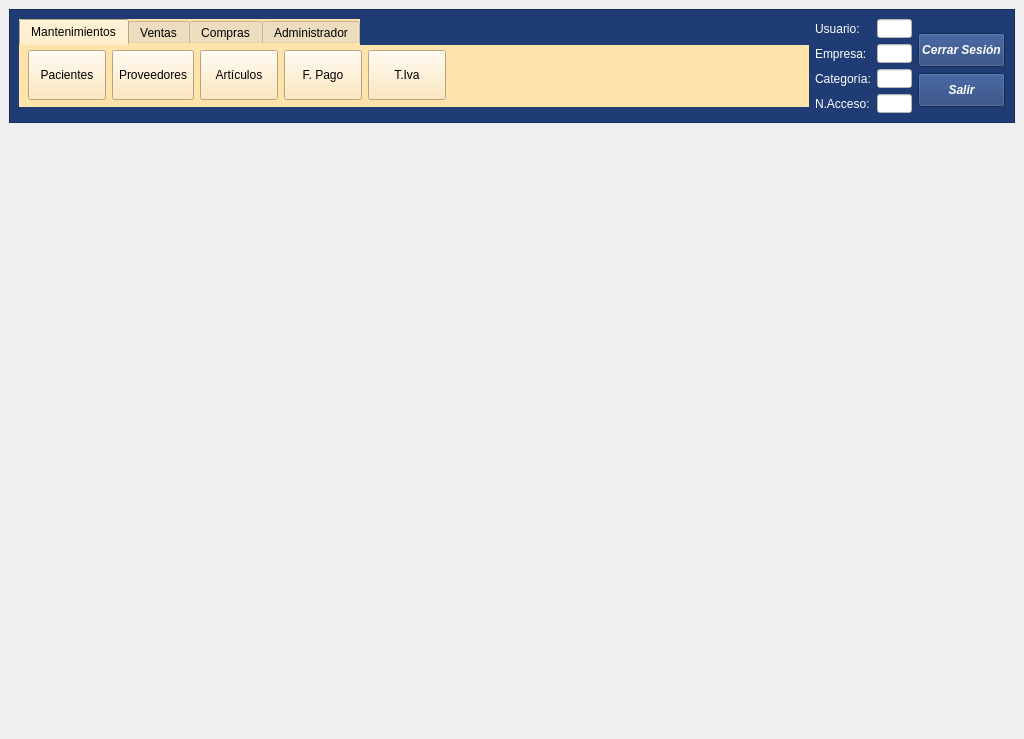
This is mainwindow.ui in arcnexus/RedFoX as Qt 5 draws it before an edit. The edited form follows.
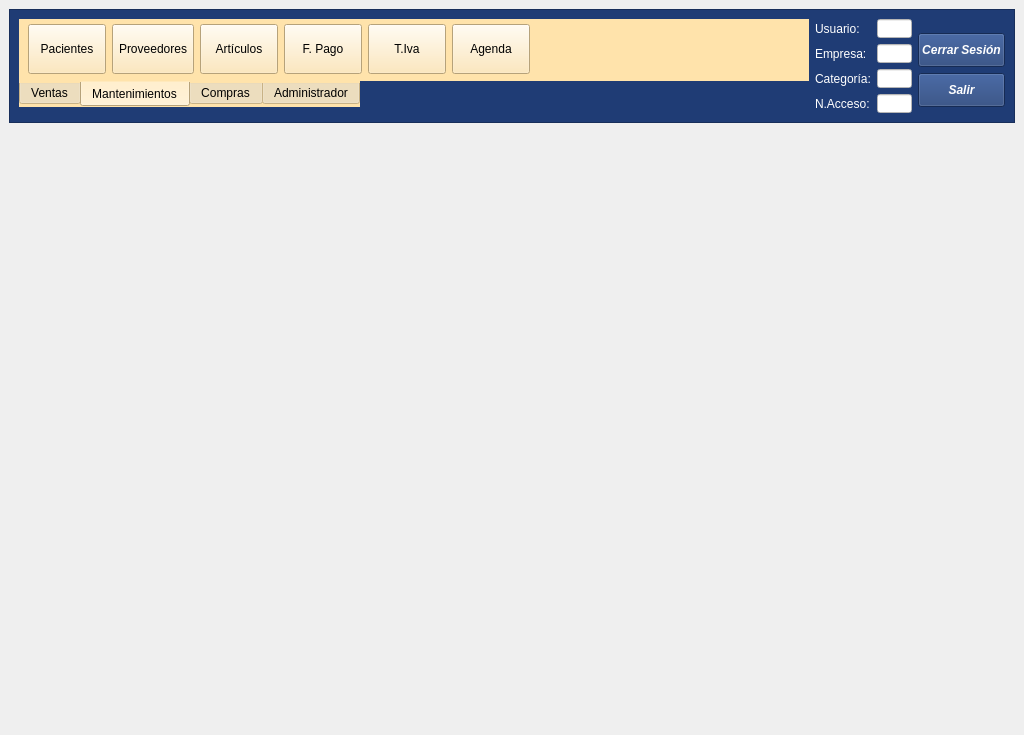
This is the edited form. Icons and pictures are not drawn.

Diff of the .ui file:
```diff
--- a/mainwindow.ui
+++ b/mainwindow.ui
@@ -7,7 +7,7 @@
     <x>0</x>
     <y>0</y>
     <width>1024</width>
-    <height>739</height>
+    <height>735</height>
    </rect>
   </property>
   <property name="sizePolicy">
@@ -774,7 +774,7 @@
 border-color: rgba(0, 0, 0, 0);</string>
          </property>
          <property name="tabPosition">
-          <enum>QTabWidget::North</enum>
+          <enum>QTabWidget::South</enum>
          </property>
          <property name="tabShape">
           <enum>QTabWidget::Rounded</enum>
@@ -785,177 +785,6 @@
          <property name="tabsClosable">
           <bool>false</bool>
          </property>
-         <widget class="QWidget" name="tabMantenimientos">
-          <attribute name="title">
-           <string>Mantenimientos</string>
-          </attribute>
-          <layout class="QGridLayout" name="gridLayout_2">
-           <property name="topMargin">
-            <number>5</number>
-           </property>
-           <item row="0" column="1">
-            <widget class="QToolButton" name="btnProveedores">
-             <property name="sizePolicy">
-              <sizepolicy hsizetype="Fixed" vsizetype="Preferred">
-               <horstretch>0</horstretch>
-               <verstretch>0</verstretch>
-              </sizepolicy>
-             </property>
-             <property name="minimumSize">
-              <size>
-               <width>0</width>
-               <height>50</height>
-              </size>
-             </property>
-             <property name="text">
-              <string>Proveedores</string>
-             </property>
-             <property name="icon">
-              <iconset resource="terra.qrc">
-               <normaloff>:/Icons/PNG/proveedores.png</normaloff>:/Icons/PNG/proveedores.png</iconset>
-             </property>
-             <property name="iconSize">
-              <size>
-               <width>24</width>
-               <height>24</height>
-              </size>
-             </property>
-             <property name="toolButtonStyle">
-              <enum>Qt::ToolButtonTextUnderIcon</enum>
-             </property>
-            </widget>
-           </item>
-           <item row="0" column="2">
-            <widget class="QToolButton" name="btnArticulos">
-             <property name="sizePolicy">
-              <sizepolicy hsizetype="Fixed" vsizetype="Preferred">
-               <horstretch>0</horstretch>
-               <verstretch>0</verstretch>
-              </sizepolicy>
-             </property>
-             <property name="minimumSize">
-              <size>
-               <width>78</width>
-               <height>50</height>
-              </size>
-             </property>
-             <property name="text">
-              <string>Artículos</string>
-             </property>
-             <property name="icon">
-              <iconset resource="terra.qrc">
-               <normaloff>:/Icons/PNG/articulos.png</normaloff>:/Icons/PNG/articulos.png</iconset>
-             </property>
-             <property name="iconSize">
-              <size>
-               <width>24</width>
-               <height>24</height>
-              </size>
-             </property>
-             <property name="toolButtonStyle">
-              <enum>Qt::ToolButtonTextUnderIcon</enum>
-             </property>
-            </widget>
-           </item>
-           <item row="0" column="0">
-            <widget class="QToolButton" name="btnClientes">
-             <property name="sizePolicy">
-              <sizepolicy hsizetype="Fixed" vsizetype="Preferred">
-               <horstretch>0</horstretch>
-               <verstretch>0</verstretch>
-              </sizepolicy>
-             </property>
-             <property name="minimumSize">
-              <size>
-               <width>78</width>
-               <height>50</height>
-              </size>
-             </property>
-             <property name="text">
-              <string>Pacientes</string>
-             </property>
-             <property name="icon">
-              <iconset resource="terra.qrc">
-               <normaloff>:/Icons/PNG/clientes.png</normaloff>:/Icons/PNG/clientes.png</iconset>
-             </property>
-             <property name="iconSize">
-              <size>
-               <width>24</width>
-               <height>24</height>
-              </size>
-             </property>
-             <property name="toolButtonStyle">
-              <enum>Qt::ToolButtonTextUnderIcon</enum>
-             </property>
-            </widget>
-           </item>
-           <item row="0" column="3">
-            <widget class="QToolButton" name="toolButton">
-             <property name="minimumSize">
-              <size>
-               <width>78</width>
-               <height>50</height>
-              </size>
-             </property>
-             <property name="text">
-              <string>F. Pago</string>
-             </property>
-             <property name="icon">
-              <iconset resource="terra.qrc">
-               <normaloff>:/Icons/PNG/Fp.png</normaloff>:/Icons/PNG/Fp.png</iconset>
-             </property>
-             <property name="iconSize">
-              <size>
-               <width>24</width>
-               <height>24</height>
-              </size>
-             </property>
-             <property name="toolButtonStyle">
-              <enum>Qt::ToolButtonTextUnderIcon</enum>
-             </property>
-            </widget>
-           </item>
-           <item row="0" column="5">
-            <spacer name="horizontalSpacer">
-             <property name="orientation">
-              <enum>Qt::Horizontal</enum>
-             </property>
-             <property name="sizeHint" stdset="0">
-              <size>
-               <width>40</width>
-               <height>20</height>
-              </size>
-             </property>
-            </spacer>
-           </item>
-           <item row="0" column="4">
-            <widget class="QToolButton" name="toolButton_2">
-             <property name="minimumSize">
-              <size>
-               <width>78</width>
-               <height>50</height>
-              </size>
-             </property>
-             <property name="text">
-              <string>T.Iva</string>
-             </property>
-             <property name="icon">
-              <iconset resource="terra.qrc">
-               <normaloff>:/Icons/PNG/iva3.png</normaloff>:/Icons/PNG/iva3.png</iconset>
-             </property>
-             <property name="iconSize">
-              <size>
-               <width>24</width>
-               <height>24</height>
-              </size>
-             </property>
-             <property name="toolButtonStyle">
-              <enum>Qt::ToolButtonTextUnderIcon</enum>
-             </property>
-            </widget>
-           </item>
-          </layout>
-         </widget>
          <widget class="QWidget" name="tabVentas">
           <property name="palette">
            <palette>
@@ -1252,6 +1081,203 @@
            </item>
           </layout>
          </widget>
+         <widget class="QWidget" name="tabMantenimientos">
+          <attribute name="title">
+           <string>Mantenimientos</string>
+          </attribute>
+          <layout class="QGridLayout" name="gridLayout_2">
+           <property name="topMargin">
+            <number>5</number>
+           </property>
+           <item row="0" column="0">
+            <widget class="QToolButton" name="btnClientes">
+             <property name="sizePolicy">
+              <sizepolicy hsizetype="Fixed" vsizetype="Preferred">
+               <horstretch>0</horstretch>
+               <verstretch>0</verstretch>
+              </sizepolicy>
+             </property>
+             <property name="minimumSize">
+              <size>
+               <width>78</width>
+               <height>50</height>
+              </size>
+             </property>
+             <property name="text">
+              <string>Pacientes</string>
+             </property>
+             <property name="icon">
+              <iconset resource="terra.qrc">
+               <normaloff>:/Icons/PNG/clientes.png</normaloff>:/Icons/PNG/clientes.png</iconset>
+             </property>
+             <property name="iconSize">
+              <size>
+               <width>24</width>
+               <height>24</height>
+              </size>
+             </property>
+             <property name="toolButtonStyle">
+              <enum>Qt::ToolButtonTextUnderIcon</enum>
+             </property>
+            </widget>
+           </item>
+           <item row="0" column="1">
+            <widget class="QToolButton" name="btnProveedores">
+             <property name="sizePolicy">
+              <sizepolicy hsizetype="Fixed" vsizetype="Preferred">
+               <horstretch>0</horstretch>
+               <verstretch>0</verstretch>
+              </sizepolicy>
+             </property>
+             <property name="minimumSize">
+              <size>
+               <width>0</width>
+               <height>50</height>
+              </size>
+             </property>
+             <property name="text">
+              <string>Proveedores</string>
+             </property>
+             <property name="icon">
+              <iconset resource="terra.qrc">
+               <normaloff>:/Icons/PNG/proveedores.png</normaloff>:/Icons/PNG/proveedores.png</iconset>
+             </property>
+             <property name="iconSize">
+              <size>
+               <width>24</width>
+               <height>24</height>
+              </size>
+             </property>
+             <property name="toolButtonStyle">
+              <enum>Qt::ToolButtonTextUnderIcon</enum>
+             </property>
+            </widget>
+           </item>
+           <item row="0" column="2">
+            <widget class="QToolButton" name="btnArticulos">
+             <property name="sizePolicy">
+              <sizepolicy hsizetype="Fixed" vsizetype="Preferred">
+               <horstretch>0</horstretch>
+               <verstretch>0</verstretch>
+              </sizepolicy>
+             </property>
+             <property name="minimumSize">
+              <size>
+               <width>78</width>
+               <height>50</height>
+              </size>
+             </property>
+             <property name="text">
+              <string>Artículos</string>
+             </property>
+             <property name="icon">
+              <iconset resource="terra.qrc">
+               <normaloff>:/Icons/PNG/articulos.png</normaloff>:/Icons/PNG/articulos.png</iconset>
+             </property>
+             <property name="iconSize">
+              <size>
+               <width>24</width>
+               <height>24</height>
+              </size>
+             </property>
+             <property name="toolButtonStyle">
+              <enum>Qt::ToolButtonTextUnderIcon</enum>
+             </property>
+            </widget>
+           </item>
+           <item row="0" column="3">
+            <widget class="QToolButton" name="toolButton">
+             <property name="minimumSize">
+              <size>
+               <width>78</width>
+               <height>50</height>
+              </size>
+             </property>
+             <property name="text">
+              <string>F. Pago</string>
+             </property>
+             <property name="icon">
+              <iconset resource="terra.qrc">
+               <normaloff>:/Icons/PNG/Fp.png</normaloff>:/Icons/PNG/Fp.png</iconset>
+             </property>
+             <property name="iconSize">
+              <size>
+               <width>24</width>
+               <height>24</height>
+              </size>
+             </property>
+             <property name="toolButtonStyle">
+              <enum>Qt::ToolButtonTextUnderIcon</enum>
+             </property>
+            </widget>
+           </item>
+           <item row="0" column="6">
+            <spacer name="horizontalSpacer">
+             <property name="orientation">
+              <enum>Qt::Horizontal</enum>
+             </property>
+             <property name="sizeHint" stdset="0">
+              <size>
+               <width>40</width>
+               <height>20</height>
+              </size>
+             </property>
+            </spacer>
+           </item>
+           <item row="0" column="4">
+            <widget class="QToolButton" name="toolButton_2">
+             <property name="minimumSize">
+              <size>
+               <width>78</width>
+               <height>50</height>
+              </size>
+             </property>
+             <property name="text">
+              <string>T.Iva</string>
+             </property>
+             <property name="icon">
+              <iconset resource="terra.qrc">
+               <normaloff>:/Icons/PNG/iva3.png</normaloff>:/Icons/PNG/iva3.png</iconset>
+             </property>
+             <property name="iconSize">
+              <size>
+               <width>24</width>
+               <height>24</height>
+              </size>
+             </property>
+             <property name="toolButtonStyle">
+              <enum>Qt::ToolButtonTextUnderIcon</enum>
+             </property>
+            </widget>
+           </item>
+           <item row="0" column="5">
+            <widget class="QToolButton" name="btnAgenda">
+             <property name="minimumSize">
+              <size>
+               <width>78</width>
+               <height>50</height>
+              </size>
+             </property>
+             <property name="text">
+              <string>Agenda</string>
+             </property>
+             <property name="icon">
+              <iconset resource="terra.qrc">
+               <normaloff>:/Icons/PNG/Calendar2.png</normaloff>:/Icons/PNG/Calendar2.png</iconset>
+             </property>
+             <property name="iconSize">
+              <size>
+               <width>24</width>
+               <height>24</height>
+              </size>
+             </property>
+             <property name="toolButtonStyle">
+              <enum>Qt::ToolButtonTextUnderIcon</enum>
+             </property>
+            </widget>
+           </item>
+          </layout>
+         </widget>
          <widget class="QWidget" name="tabCompras">
           <attribute name="title">
            <string>Compras</string>
```
Left out of the diff: 2 changed lines with no effect on the pictures.
